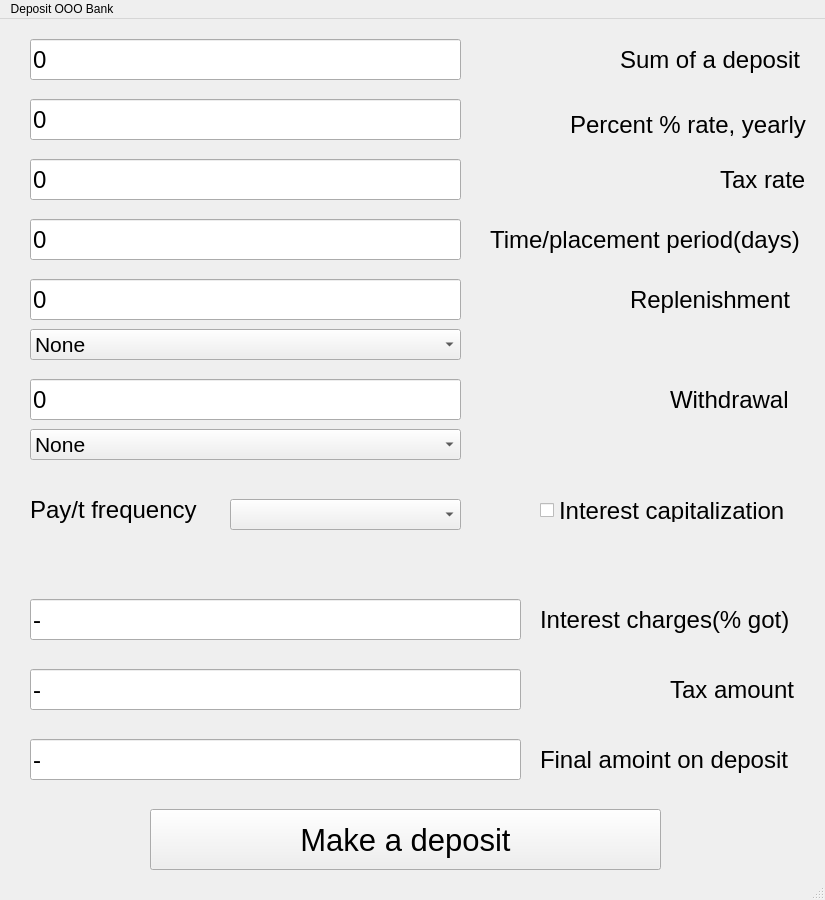
This is CustomCalculator/src/View/ui/deposit_calc.ui in Dornid/Trainee as Qt 5 draws it before an edit. The edited form follows.
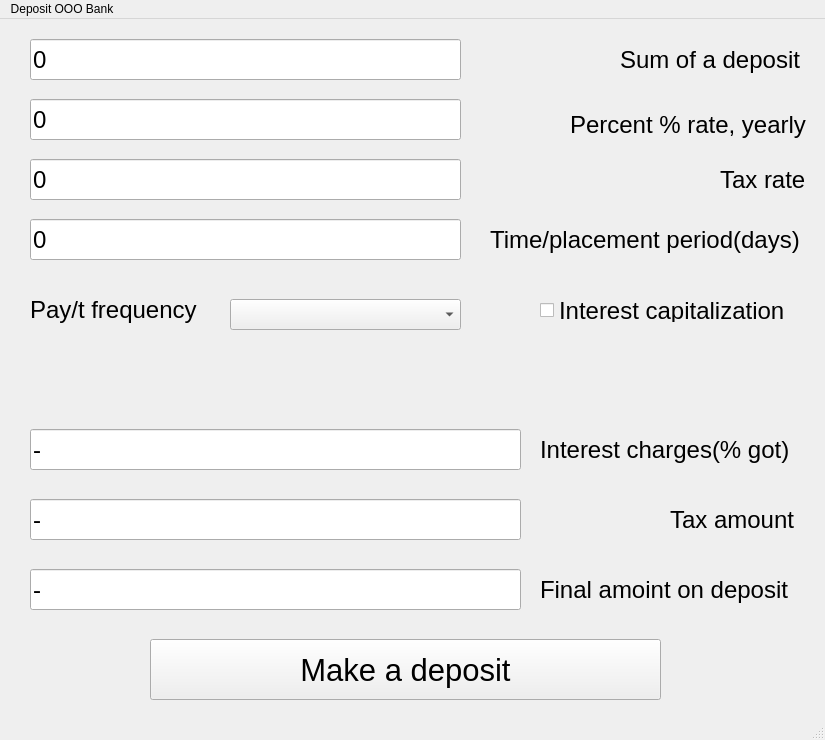
This is the edited form.

```diff
--- a/CustomCalculator/src/View/ui/deposit_calc.ui
+++ b/CustomCalculator/src/View/ui/deposit_calc.ui
@@ -7,19 +7,19 @@
     <x>0</x>
     <y>0</y>
     <width>825</width>
-    <height>900</height>
+    <height>740</height>
    </rect>
   </property>
   <property name="minimumSize">
    <size>
     <width>825</width>
-    <height>900</height>
+    <height>740</height>
    </size>
   </property>
   <property name="maximumSize">
    <size>
     <width>825</width>
-    <height>900</height>
+    <height>740</height>
    </size>
   </property>
   <property name="windowTitle">
@@ -39,7 +39,7 @@
     <property name="geometry">
      <rect>
       <x>30</x>
-      <y>650</y>
+      <y>480</y>
       <width>491</width>
       <height>41</height>
      </rect>
@@ -78,7 +78,7 @@
     <property name="geometry">
      <rect>
       <x>540</x>
-      <y>710</y>
+      <y>540</y>
       <width>261</width>
       <height>61</height>
      </rect>
@@ -150,7 +150,7 @@
     <property name="geometry">
      <rect>
       <x>150</x>
-      <y>790</y>
+      <y>620</y>
       <width>511</width>
       <height>61</height>
      </rect>
@@ -168,7 +168,7 @@
     <property name="geometry">
      <rect>
       <x>540</x>
-      <y>580</y>
+      <y>410</y>
       <width>261</width>
       <height>41</height>
      </rect>
@@ -186,7 +186,7 @@
     <property name="geometry">
      <rect>
       <x>30</x>
-      <y>580</y>
+      <y>410</y>
       <width>491</width>
       <height>41</height>
      </rect>
@@ -225,7 +225,7 @@
     <property name="geometry">
      <rect>
       <x>670</x>
-      <y>640</y>
+      <y>470</y>
       <width>141</width>
       <height>61</height>
      </rect>
@@ -243,7 +243,7 @@
     <property name="geometry">
      <rect>
       <x>30</x>
-      <y>720</y>
+      <y>550</y>
       <width>491</width>
       <height>41</height>
      </rect>
@@ -318,7 +318,7 @@
     <property name="geometry">
      <rect>
       <x>540</x>
-      <y>480</y>
+      <y>280</y>
       <width>261</width>
       <height>23</height>
      </rect>
@@ -332,123 +332,11 @@
      <string>Interest capitalization</string>
     </property>
    </widget>
-   <widget class="QLineEdit" name="replenishment_line_edit">
-    <property name="geometry">
-     <rect>
-      <x>30</x>
-      <y>260</y>
-      <width>431</width>
-      <height>41</height>
-     </rect>
-    </property>
-    <property name="font">
-     <font>
-      <pointsize>18</pointsize>
-     </font>
-    </property>
-    <property name="text">
-     <string>0</string>
-    </property>
-   </widget>
-   <widget class="QLineEdit" name="withdrawal_line_edit">
-    <property name="geometry">
-     <rect>
-      <x>30</x>
-      <y>360</y>
-      <width>431</width>
-      <height>41</height>
-     </rect>
-    </property>
-    <property name="font">
-     <font>
-      <pointsize>18</pointsize>
-     </font>
-    </property>
-    <property name="text">
-     <string>0</string>
-    </property>
-   </widget>
-   <widget class="QLabel" name="label_9">
-    <property name="geometry">
-     <rect>
-      <x>630</x>
-      <y>250</y>
-      <width>171</width>
-      <height>61</height>
-     </rect>
-    </property>
-    <property name="font">
-     <font>
-      <pointsize>18</pointsize>
-     </font>
-    </property>
-    <property name="text">
-     <string>Replenishment</string>
-    </property>
-   </widget>
-   <widget class="QLabel" name="label_10">
-    <property name="geometry">
-     <rect>
-      <x>670</x>
-      <y>350</y>
-      <width>131</width>
-      <height>61</height>
-     </rect>
-    </property>
-    <property name="font">
-     <font>
-      <pointsize>18</pointsize>
-     </font>
-    </property>
-    <property name="text">
-     <string>Withdrawal</string>
-    </property>
-   </widget>
-   <widget class="QComboBox" name="replenishment_combobox">
-    <property name="geometry">
-     <rect>
-      <x>30</x>
-      <y>310</y>
-      <width>431</width>
-      <height>31</height>
-     </rect>
-    </property>
-    <property name="font">
-     <font>
-      <pointsize>16</pointsize>
-     </font>
-    </property>
-    <item>
-     <property name="text">
-      <string>None</string>
-     </property>
-    </item>
-   </widget>
-   <widget class="QComboBox" name="withdrawal_combobox">
-    <property name="geometry">
-     <rect>
-      <x>30</x>
-      <y>410</y>
-      <width>431</width>
-      <height>31</height>
-     </rect>
-    </property>
-    <property name="font">
-     <font>
-      <pointsize>16</pointsize>
-     </font>
-    </property>
-    <item>
-     <property name="text">
-      <string>None</string>
-     </property>
-    </item>
-   </widget>
    <widget class="QLabel" name="label_11">
     <property name="geometry">
      <rect>
       <x>30</x>
-      <y>460</y>
+      <y>260</y>
       <width>211</width>
       <height>61</height>
      </rect>
@@ -466,7 +354,7 @@
     <property name="geometry">
      <rect>
       <x>230</x>
-      <y>480</y>
+      <y>280</y>
       <width>231</width>
       <height>31</height>
      </rect>
```
